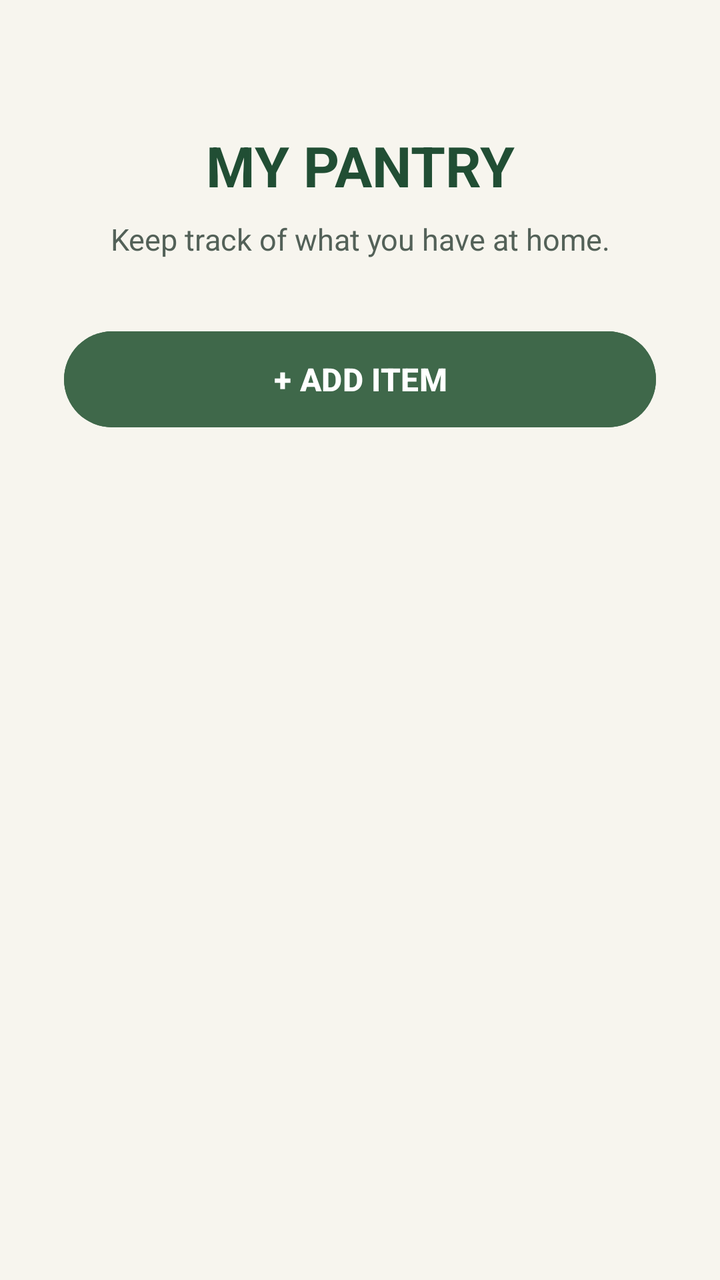
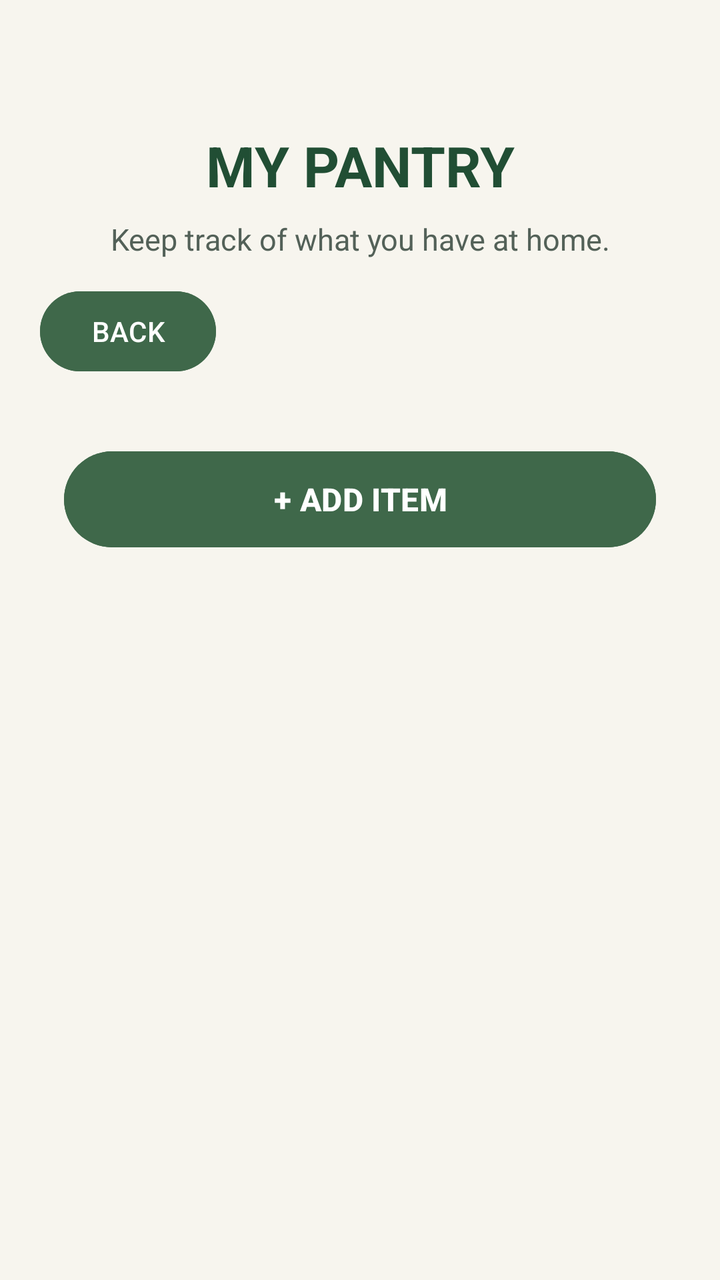

Compare the two renders of this Android layout. The source of the first and the diff that turns it into the second are given below.
<!-- AndroidManifest.xml: application theme Theme.SmartPantryManager -->
<!-- res/layout/activity_pantry.xml -->
<?xml version="1.0" encoding="utf-8"?>
<androidx.constraintlayout.widget.ConstraintLayout
    xmlns:android="http://schemas.android.com/apk/res/android"
    xmlns:app="http://schemas.android.com/apk/res-auto"
    xmlns:tools="http://schemas.android.com/tools"
    android:id="@+id/main"
    android:layout_width="match_parent"
    android:layout_height="match_parent"
    android:background="@color/pantry_cream"
    tools:context=".PantryActivity">

    <ListView
        android:id="@+id/listPantryItems"
        android:layout_width="0dp"
        android:layout_height="0dp"
        android:layout_marginTop="24dp"
        android:dividerHeight="1dp"
        app:layout_constraintTop_toBottomOf="@id/buttonAddItem"
        app:layout_constraintBottom_toBottomOf="parent"
        app:layout_constraintStart_toStartOf="parent"
        app:layout_constraintEnd_toEndOf="parent"
        />

    <TextView
        android:id="@+id/textPantryTitle"
        android:layout_width="wrap_content"
        android:layout_height="wrap_content"
        android:layout_marginTop="64dp"
        android:text="@string/pantry_title"
        android:textColor="@color/pantry_dark_green"
        android:textSize="28sp"
        android:textStyle="bold"
        app:layout_constraintEnd_toEndOf="parent"
        app:layout_constraintStart_toStartOf="parent"
        app:layout_constraintTop_toTopOf="parent"
     />

    <TextView
        android:id="@+id/textPantrySubtitle"
        android:layout_width="wrap_content"
        android:layout_height="wrap_content"
        android:layout_marginTop="8dp"
        android:text="@string/pantry_subtitle"
        android:textColor="@color/pantry_muted_text"
        android:textSize="15sp"
        app:layout_constraintEnd_toEndOf="parent"
        app:layout_constraintStart_toStartOf="parent"
        app:layout_constraintTop_toBottomOf="@id/textPantryTitle"
        />

    <Button
        android:id="@+id/buttonAddItem"
        android:layout_width="0dp"
        android:layout_height="56dp"
        android:layout_marginStart="32dp"
        android:layout_marginTop="32dp"
        android:layout_marginEnd="32dp"
        android:backgroundTint="@color/pantry_green"
        android:text="@string/add_item"
        android:textColor="@color/white"
        android:textSize="16sp"
        android:textStyle="bold"
        app:layout_constraintEnd_toEndOf="parent"
        app:layout_constraintStart_toStartOf="parent"
        app:layout_constraintTop_toBottomOf="@id/textPantrySubtitle"


    />

</androidx.constraintlayout.widget.ConstraintLayout>
<!-- resources referenced by this layout -->
<resources>
  <color name="pantry_cream">#F7F5EE</color>
  <color name="pantry_dark_green">#214E34</color>
  <color name="pantry_green">#3F684A</color>
  <color name="pantry_muted_text">#536158</color>
  <color name="white">#FFFFFFFF</color>
  <string name="add_item">+ ADD ITEM</string>
  <string name="pantry_subtitle">Keep track of what you have at home.</string>
  <string name="pantry_title">MY PANTRY</string>
  <style name="Theme.SmartPantryManager" parent="Base.Theme.SmartPantryManager" />
  <style name="Base.Theme.SmartPantryManager" parent="Theme.Material3.DayNight.NoActionBar">
          
          
      </style>
</resources>

<!-- the commit's change to res/layout/activity_pantry.xml (unified diff, before → after) -->
@@ -62,9 +62,21 @@
         android:textStyle="bold"
         app:layout_constraintEnd_toEndOf="parent"
         app:layout_constraintStart_toStartOf="parent"
-        app:layout_constraintTop_toBottomOf="@id/textPantrySubtitle"
+        app:layout_constraintTop_toBottomOf="@id/buttonBack"
 
 
     />
+    <Button
+        android:id="@+id/buttonBack"
+        android:layout_width="wrap_content"
+        android:layout_height="wrap_content"
+        android:layout_marginStart="20dp"
+        android:layout_marginTop="12dp"
+        android:text="BACK"
+        android:textColor="@color/white"
+        android:backgroundTint="@color/pantry_green"
+        app:layout_constraintStart_toStartOf="parent"
+        app:layout_constraintTop_toBottomOf="@id/textPantrySubtitle"
+        />
 
 </androidx.constraintlayout.widget.ConstraintLayout>
